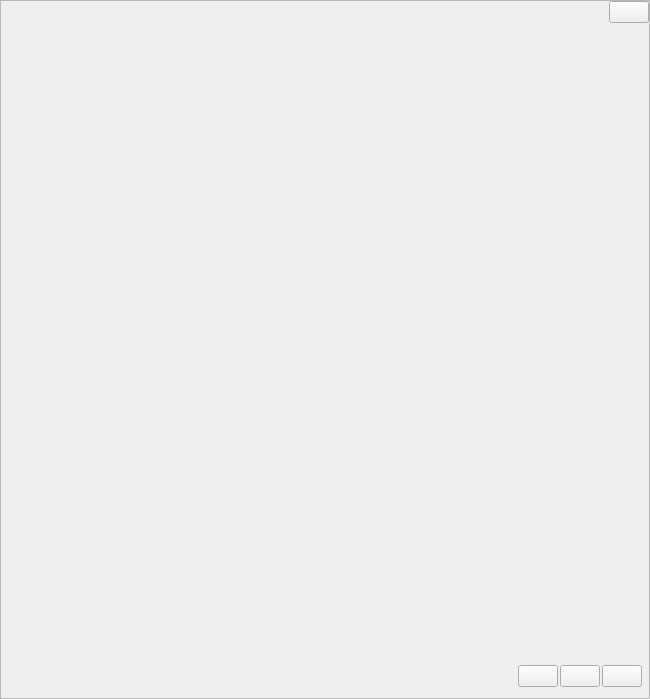
LaM0uette/PySide6_Blank_Project_demo, file src/gui/dlg.ui: the form before one commit.
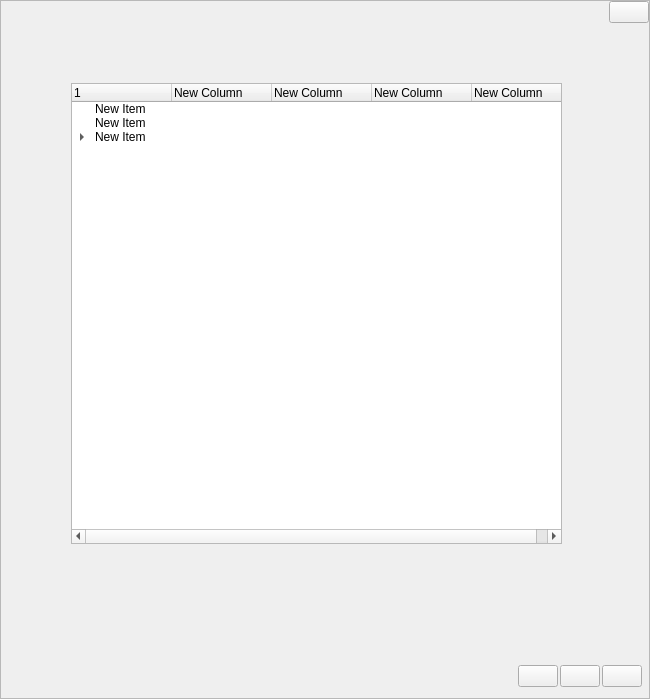
The form after the commit.

Patch:
```diff
--- a/src/gui/dlg.ui
+++ b/src/gui/dlg.ui
@@ -390,6 +390,76 @@
            </item>
           </layout>
          </widget>
+         <widget class="QTreeWidget" name="treeWidget">
+          <property name="geometry">
+           <rect>
+            <x>70</x>
+            <y>60</y>
+            <width>491</width>
+            <height>461</height>
+           </rect>
+          </property>
+          <column>
+           <property name="text">
+            <string>1</string>
+           </property>
+          </column>
+          <column>
+           <property name="text">
+            <string>New Column</string>
+           </property>
+          </column>
+          <column>
+           <property name="text">
+            <string>New Column</string>
+           </property>
+          </column>
+          <column>
+           <property name="text">
+            <string>New Column</string>
+           </property>
+          </column>
+          <column>
+           <property name="text">
+            <string>New Column</string>
+           </property>
+          </column>
+          <item>
+           <property name="text">
+            <string>New Item</string>
+           </property>
+          </item>
+          <item>
+           <property name="text">
+            <string>New Item</string>
+           </property>
+          </item>
+          <item>
+           <property name="text">
+            <string>New Item</string>
+           </property>
+           <item>
+            <property name="text">
+             <string>New Subitem</string>
+            </property>
+            <item>
+             <property name="text">
+              <string>New Subitem</string>
+             </property>
+             <item>
+              <property name="text">
+               <string>New Subitem</string>
+              </property>
+              <item>
+               <property name="text">
+                <string>New Subitem</string>
+               </property>
+              </item>
+             </item>
+            </item>
+           </item>
+          </item>
+         </widget>
         </widget>
        </widget>
       </item>
```
